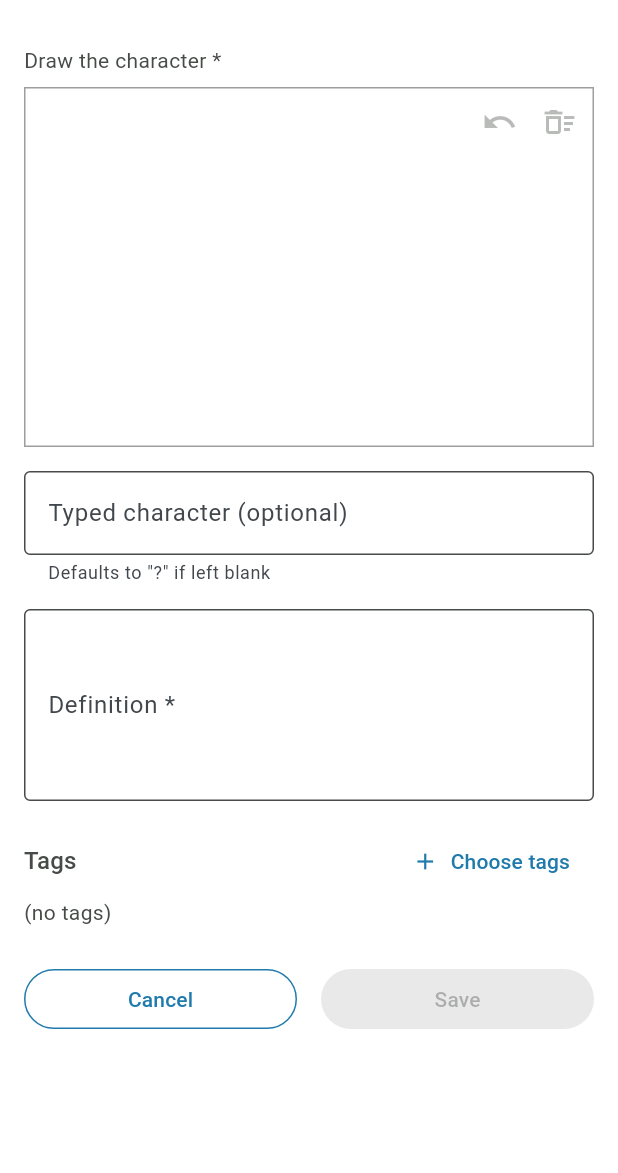
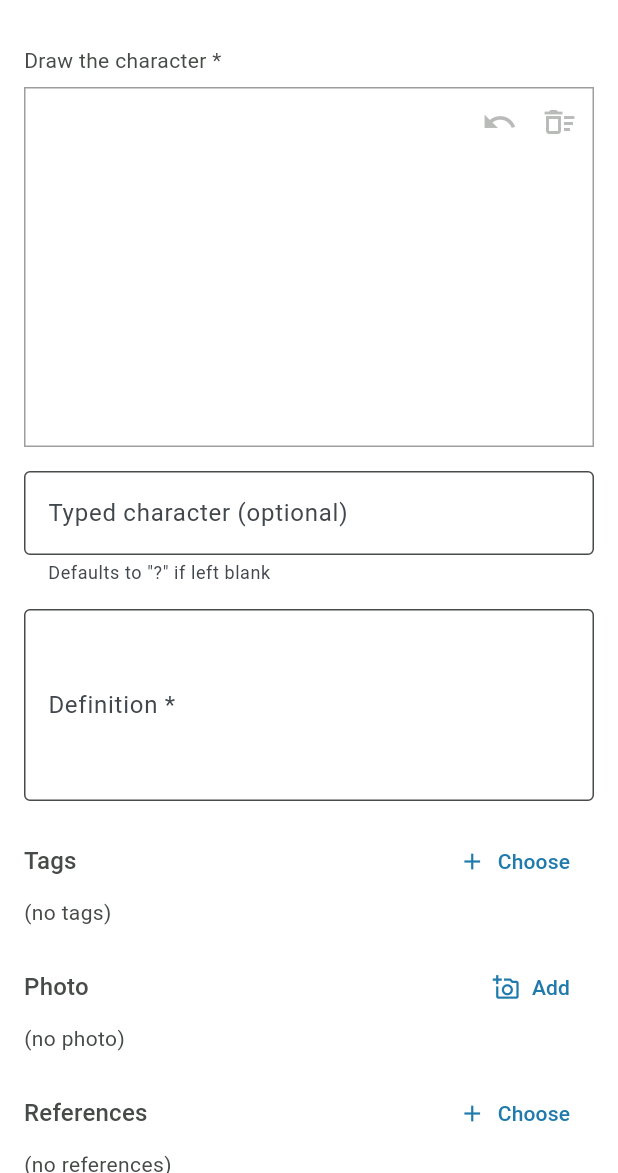
Before and after one commit to Diana-Cornescu/cantonese_dictionary, a Flutter app: the AddCharacterScreen screen opened directly with empty values, on a phone screen of 412 x 824 dp, the part 63-1236 px from its top. Run offline on Flutter 3.47's test engine with Material 3 defaults, Android fonts, the phone set to English and light mode, and no system bars; our stand-ins replace drift, drift_flutter, file_picker, image_picker; accounts and stored records are empty; generated files the repository leaves out were written again.

Commit message:
add photo and ref option to add-char screen

```diff
--- a/lib/features/add_character/add_character_screen.dart
+++ b/lib/features/add_character/add_character_screen.dart
@@ -1,10 +1,14 @@
+import 'dart:io';
+
 import 'package:flutter/material.dart';
 
 import '../../data/character_entry.dart';
 import '../../data/dictionary_store.dart';
+import '../../widgets/character_picker_dialog.dart';
 import '../../widgets/handwriting_canvas.dart';
 import '../../widgets/tag_chip.dart';
 import '../../widgets/tag_picker_dialog.dart';
+import '../photos/photo_picking.dart';
 
 /// Screen for creating a brand-new character: draw it, type it, define it.
 /// There is deliberately NO handwriting-recognition/auto-suggestion step —
@@ -14,6 +18,13 @@ import '../../widgets/tag_picker_dialog.dart';
 /// row "a character" at all); the typed text is optional and defaults to
 /// `"?"` if left blank, since the row-list screen uses the typed text as
 /// its preview and needs something to show.
+///
+/// Tags, a photo and references can all be set here (2026-09-20). They
+/// can't be *stored* until the character exists — a photo link and a
+/// reference both need its id — so they're held in this screen's state and
+/// written straight after [DictionaryStore.addCharacter] returns the saved
+/// entry. Cancelling writes nothing at all: no half-made character, no
+/// stray photo copied into the app's folder.
 class AddCharacterScreen extends StatefulWidget {
   const AddCharacterScreen({super.key, required this.store});
 
@@ -26,11 +37,24 @@ class AddCharacterScreen extends StatefulWidget {
 class _AddCharacterScreenState extends State<AddCharacterScreen> {
   final _typedController = TextEditingController();
   final _definitionController = TextEditingController();
+
   /// Chosen tags, in the order they were picked. Set through the tag
   /// picker rather than typed as one comma-separated string (2026-09-20),
   /// so existing tags get reused instead of near-duplicated.
   List<String> _tags = [];
+
+  /// A photo waiting to be attached. Still the picker's temporary file —
+  /// the store copies it into the app's photos folder on save.
+  File? _photo;
+
+  /// Characters this one will reference. Written with [addReference] after
+  /// the character has an id; references are symmetric, so each one also
+  /// appears on the other character.
+  final List<int> _referenceIds = [];
+
   List<List<StrokePoint>>? _capturedStrokes;
+
+  DictionaryStore get store => widget.store;
 
   @override
   void dispose() {
@@ -39,15 +63,41 @@ class _AddCharacterScreenState extends State<AddCharacterScreen> {
     super.dispose();
   }
 
+  List<CharacterEntry> get _referenced => [
+        for (final id in _referenceIds)
+          ...store.characters.where((c) => c.id == id),
+      ];
+
   Future<void> _editTags() async {
     final chosen = await pickTags(
       context,
-      widget.store,
+      store,
       initial: _tags,
       title: 'Tags for this character',
     );
     if (chosen == null) return;
     setState(() => _tags = chosen);
+  }
+
+  Future<void> _pickPhoto() async {
+    final file = await pickPhoto(context);
+    if (file == null || !mounted) return;
+    setState(() => _photo = file);
+  }
+
+  Future<void> _editReferences() async {
+    final ids = await pickCharacters(
+      context,
+      store,
+      initial: _referenceIds,
+      title: 'Which characters does this one reference?',
+    );
+    if (ids == null) return;
+    setState(() {
+      _referenceIds
+        ..clear()
+        ..addAll(ids);
+    });
   }
 
   /// A drawing and a definition are both required (definition required
@@ -82,8 +132,29 @@ class _AddCharacterScreenState extends State<AddCharacterScreen> {
     // Tapping Save is already the explicit, deliberate commit for a
     // brand-new row (unlike editing something that already exists), so no
     // extra confirmAction step is used here.
-    await widget.store.addCharacter(draft);
+    final entry = await store.addCharacter(draft);
+    // Both of these need the id the database just assigned, which is why
+    // they happen here rather than as part of the draft.
+    for (final id in _referenceIds) {
+      await store.addReference(entry.id, id);
+    }
+    final photo = _photo;
+    if (photo != null) {
+      await store.addPhoto(photo, characterIds: [entry.id]);
+    }
     if (mounted) Navigator.pop(context);
+  }
+
+  /// A section title with its action button on the right.
+  Widget _sectionHeader(String title, Widget action) {
+    return Row(
+      children: [
+        Expanded(
+          child: Text(title, style: Theme.of(context).textTheme.titleMedium),
+        ),
+        action,
+      ],
+    );
   }
 
   @override
@@ -140,26 +211,80 @@ class _AddCharacterScreenState extends State<AddCharacterScreen> {
               onChanged: (_) => setState(() {}),
             ),
             const SizedBox(height: 16),
-            Row(
-              children: [
-                Expanded(
-                  child: Text(
-                    'Tags',
-                    style: Theme.of(context).textTheme.titleMedium,
-                  ),
-                ),
-                TextButton.icon(
-                  onPressed: _editTags,
-                  icon: const Icon(Icons.add),
-                  label: const Text('Choose tags'),
-                ),
-              ],
+            _sectionHeader(
+              'Tags',
+              TextButton.icon(
+                onPressed: _editTags,
+                icon: const Icon(Icons.add),
+                label: const Text('Choose'),
+              ),
             ),
             Align(
               alignment: Alignment.centerLeft,
               child: _tags.isEmpty
                   ? const Text('(no tags)')
                   : TagChips(tags: _tags.join(', ')),
+            ),
+            const SizedBox(height: 16),
+            _sectionHeader(
+              'Photo',
+              TextButton.icon(
+                onPressed: _pickPhoto,
+                icon: const Icon(Icons.add_a_photo_outlined),
+                label: Text(_photo == null ? 'Add' : 'Replace'),
+              ),
+            ),
+            if (_photo == null)
+              const Align(
+                alignment: Alignment.centerLeft,
+                child: Text('(no photo)'),
+              )
+            else
+              Row(
+                crossAxisAlignment: CrossAxisAlignment.start,
+                children: [
+                  ClipRRect(
+                    borderRadius: BorderRadius.circular(8),
+                    child: Image.file(
+                      _photo!,
+                      width: 120,
+                      height: 120,
+                      fit: BoxFit.cover,
+                    ),
+                  ),
+                  const SizedBox(width: 8),
+                  TextButton.icon(
+                    onPressed: () => setState(() => _photo = null),
+                    icon: const Icon(Icons.close),
+                    label: const Text('Remove'),
+                  ),
+                ],
+              ),
+            const SizedBox(height: 16),
+            _sectionHeader(
+              'References',
+              TextButton.icon(
+                onPressed: _editReferences,
+                icon: const Icon(Icons.add),
+                label: const Text('Choose'),
+              ),
+            ),
+            Align(
+              alignment: Alignment.centerLeft,
+              child: _referenceIds.isEmpty
+                  ? const Text('(no references)')
+                  : Wrap(
+                      spacing: 6,
+                      runSpacing: 6,
+                      children: [
+                        for (final c in _referenced)
+                          Chip(
+                            label: Text(c.typedCharacter),
+                            onDeleted: () => setState(
+                                () => _referenceIds.remove(c.id)),
+                          ),
+                      ],
+                    ),
             ),
             const SizedBox(height: 24),
             Row(
```
Also changed, not shown: 3 other files.
